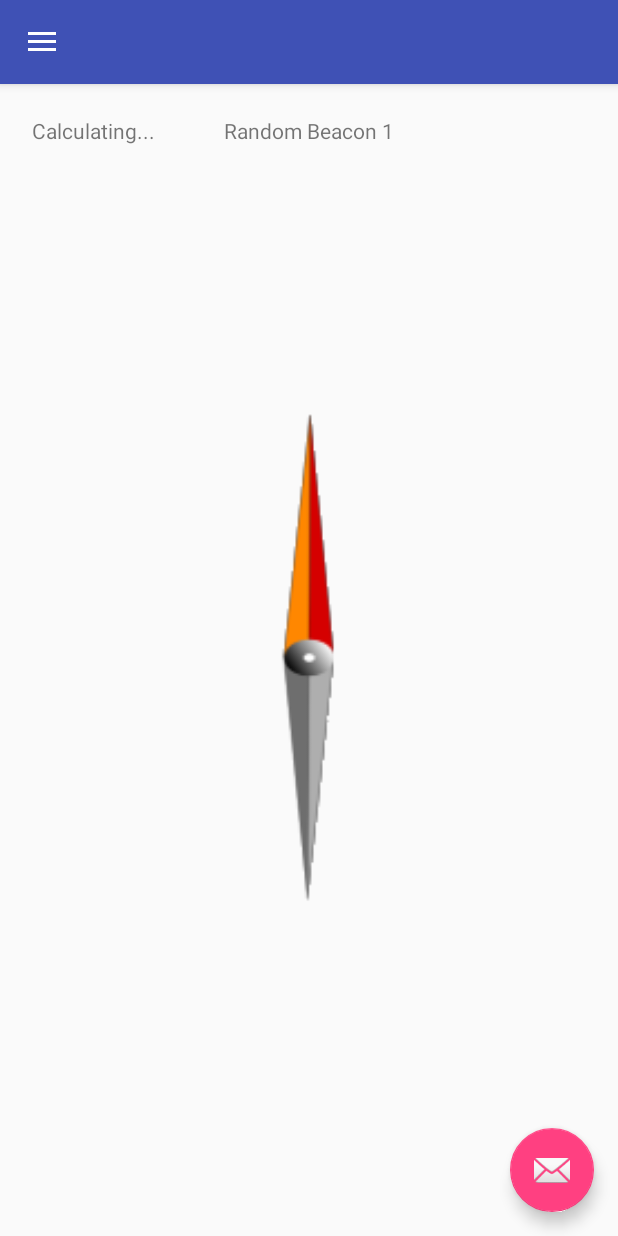
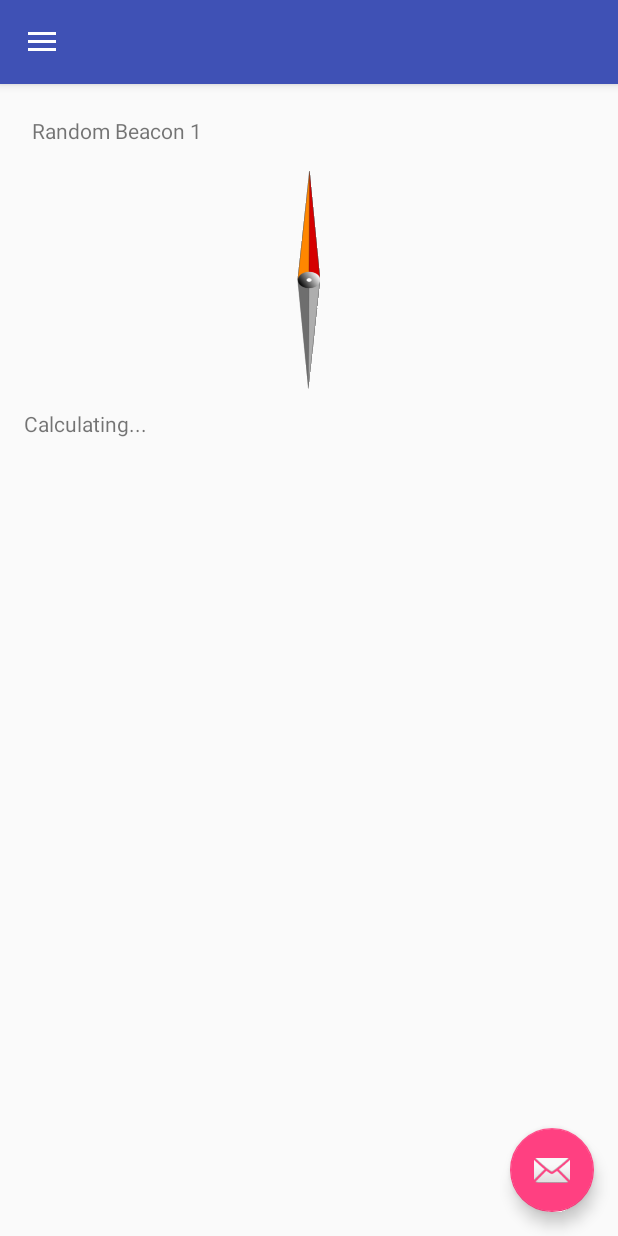
Before and after one commit to james-eng/Beckon, an Android app: the screen it shows after launch (MainActivity), on a phone screen of 412 x 824 dp. Run offline under Robolectric (Android 15) with nearby library versions, the phone set to English and light mode, and no system bars.

Commit message:
Working version using broken calculation of Azimuth

```diff
--- a/app/src/main/AndroidManifest.xml
+++ b/app/src/main/AndroidManifest.xml
@@ -3,6 +3,9 @@
           xmlns:android="http://schemas.android.com/apk/res/android">
 
     <uses-permission android:name="android.permission.ACCESS_FINE_LOCATION" />
+    <uses-permission android:name="android.permission.ACCESS_COARSE_LOCATION" />
+    <uses-permission android:name="android.permission.INTERNET" />
+    <uses-permission android:name="android.permission.ACCESS_LOCATION_EXTRA_COMMANDS" />
 
     <application
         android:allowBackup="true"
--- a/app/src/main/java/org/orangeresearch/beckon/CompassFragment.java
+++ b/app/src/main/java/org/orangeresearch/beckon/CompassFragment.java
@@ -1,6 +1,13 @@
 package org.orangeresearch.beckon;
 
+import android.Manifest;
 import android.content.Context;
+import android.content.pm.PackageManager;
+import android.graphics.Bitmap;
+import android.graphics.BitmapFactory;
+import android.graphics.Matrix;
+import android.graphics.drawable.BitmapDrawable;
+import android.hardware.GeomagneticField;
 import android.hardware.Sensor;
 import android.hardware.SensorEvent;
 import android.hardware.SensorEventListener;
@@ -10,7 +17,11 @@ import android.location.LocationListener;
 import android.location.LocationManager;
 import android.net.Uri;
 import android.os.Bundle;
+import android.support.v4.app.ActivityCompat;
 import android.support.v4.app.Fragment;
+import android.support.v4.content.ContextCompat;
+import android.util.DisplayMetrics;
+import android.util.Log;
 import android.view.LayoutInflater;
 import android.view.View;
 import android.view.ViewGroup;
@@ -28,7 +39,7 @@ import android.widget.TextView;
  * Use the {@link CompassFragment#newInstance} factory method to
  * create an instance of this fragment.
  */
-public class CompassFragment extends Fragment implements SensorEventListener, LocationListener {
+public class CompassFragment extends Fragment implements  LocationListener, SensorEventListener {
     // TODO: Rename parameter arguments, choose names that match
     // the fragment initialization parameters, e.g. ARG_ITEM_NUMBER
     private static final String ARG_PARAM1 = "param1";
@@ -36,6 +47,7 @@ public class CompassFragment extends Fragment implements SensorEventListener, Lo
 
 
     // JAMES Added Member Variables
+    private static final String TAG = "COMPASS FRAGMENT";
     private Beckon mBeckon;
     private TextView mTitleField;
     private TextView mBearing;
@@ -45,8 +57,12 @@ public class CompassFragment extends Fragment implements SensorEventListener, Lo
     private Context mContext;
     private LocationManager mLocationManager;
     private float mCurrentDegree;
+    private Double mCurLat;
+    private Double mCurLon;
+    private Location mCurDest;
+    private Location mCurLoc;
 
-
+    final private int REQUEST_CODE_ASK_PERMISSIONS = 123;
 
 
     // TODO: Rename and change types of parameters
@@ -90,7 +106,22 @@ public class CompassFragment extends Fragment implements SensorEventListener, Lo
         super.onCreate(savedInstanceState);
         mBeckon = new Beckon();
         mSensorManager = (SensorManager)getActivity().getSystemService(Context.SENSOR_SERVICE);
-        mOrientation = mSensorManager.getDefaultSensor(Sensor.TYPE_ORIENTATION);
+        mOrientation = mSensorManager.getDefaultSensor(Sensor.TYPE_MAGNETIC_FIELD);
+
+        mCurDest = new Location("PROVIDED");
+        mCurLoc = new Location("GPS");
+        mCurDest.setLatitude(Double.parseDouble(mBeckon.getLat()));
+        mCurDest.setLongitude(Double.parseDouble(mBeckon.getLon()));
+
+        int hasGpsPermission = ContextCompat.checkSelfPermission(this.getActivity(),
+                Manifest.permission.ACCESS_FINE_LOCATION);
+
+        if ( hasGpsPermission != PackageManager.PERMISSION_GRANTED){
+            ActivityCompat.requestPermissions(this.getActivity(),
+                    new String[]{Manifest.permission.ACCESS_FINE_LOCATION},
+                    REQUEST_CODE_ASK_PERMISSIONS);
+        }
+
         mLocationManager = (LocationManager)getActivity().getSystemService(Context.LOCATION_SERVICE);
 
         if ( mLocationManager.isProviderEnabled(LocationManager.GPS_PROVIDER)){
@@ -169,6 +200,7 @@ public class CompassFragment extends Fragment implements SensorEventListener, Lo
         void onFragmentInteraction(Uri uri);
     }
 
+
     @Override
     public void onAccuracyChanged(Sensor sensor, int accuracy){
         // PURPOSELY BLANK
@@ -176,7 +208,51 @@ public class CompassFragment extends Fragment implements SensorEventListener, Lo
 
     @Override
     public void onSensorChanged(SensorEvent event){
-        float degree = Math.round(event.values[0]);
+
+
+
+        float azimuth = event.values[0];
+        float baseAzimuth = azimuth;
+
+        GeomagneticField geoField = new GeomagneticField( Double
+                .valueOf( mCurDest.getLatitude() ).floatValue(), Double
+                .valueOf( mCurDest.getLongitude() ).floatValue(),
+                Double.valueOf( mCurDest.getAltitude() ).floatValue(),
+                System.currentTimeMillis() );
+
+        azimuth -= geoField.getDeclination();
+
+
+        //This is where we choose to point it
+        float bearTo = mCurLoc.bearingTo(mCurDest);
+        if ( bearTo < 0 ){
+            bearTo = bearTo + 360;
+        }
+
+
+        float direction = bearTo - azimuth;
+
+        if ( direction < 0){
+            direction += 360;
+        }
+
+
+        RotateAnimation ra = new RotateAnimation(mCurrentDegree, direction,
+                Animation.RELATIVE_TO_SELF, 0.5f,
+                Animation.RELATIVE_TO_SELF,
+                0.5f);
+        ra.setDuration(210);
+        ra.setFillAfter(true);
+        mCompassImage.startAnimation(ra);
+
+
+        Log.d(TAG, "Direction: "+String.valueOf(direction)+" Azimuth: "+String.valueOf(azimuth));
+        String setText = "Direction: "+String.valueOf(direction)+" Azimuth: "+String.valueOf(azimuth);
+        mBearing.setText(setText);
+
+
+        //mCurrentDegree = direction;
+        /*
         RotateAnimation ra = new RotateAnimation(
                 mCurrentDegree,
                 -degree,
@@ -190,6 +266,9 @@ public class CompassFragment extends Fragment implements SensorEventListener, Lo
 
         mCompassImage.startAnimation(ra);
         mCurrentDegree = -degree;
+
+        R.id.imageViewCompass
+        */
 
     }
 
@@ -208,13 +287,13 @@ public class CompassFragment extends Fragment implements SensorEventListener, Lo
         this.unregisterSensorListener();
     }
 
+
     @Override
     public void onLocationChanged(Location location){
 
-        Double curLat = location.getLatitude();
-        Double curLon = location.getLongitude();
-        String curLoc = curLat.toString() + " " + curLon.toString();
-        mBearing.setText(curLoc);
+        mCurLoc.setLongitude(location.getLongitude());
+        mCurLoc.setLatitude(location.getLatitude());
+
     }
 
     @Override
--- a/app/src/main/res/layout/fragment_compass.xml
+++ b/app/src/main/res/layout/fragment_compass.xml
@@ -1,35 +1,35 @@
-<FrameLayout xmlns:android="http://schemas.android.com/apk/res/android"
-              xmlns:tools="http://schemas.android.com/tools"
-              android:layout_width="match_parent"
-              android:layout_height="match_parent"
-              tools:context="org.orangeresearch.beckon.CompassFragment"
-              android:orientation="vertical">
+<LinearLayout xmlns:android="http://schemas.android.com/apk/res/android"
+    xmlns:tools="http://schemas.android.com/tools"
+    android:layout_width="match_parent"
+    android:layout_height="match_parent"
+    tools:context="org.orangeresearch.beckon.CompassFragment"
+    android:orientation="vertical">
 
     <!-- TODO: Update blank fragment layout -->
     <TextView
         android:id="@+id/beacon_title"
-        android:layout_width="match_parent"
-        android:layout_height="match_parent"
+        android:layout_width="wrap_content"
+        android:layout_height="wrap_content"
         android:textAlignment="center"
-        android:layout_gravity="top"
         android:layout_margin="5dp"
-        android:text="Beacon Title"/>
+        android:text="@string/beacon_title"/>
+
+
+
+    <ImageView
+        android:id="@+id/imageViewCompass"
+        android:layout_width="wrap_content"
+        android:layout_height="wrap_content"
+        android:layout_gravity="center"
+        android:src="@drawable/img_compass"
+        android:visibility="visible"
+        android:contentDescription="@string/arrow_pointer"/>
 
     <TextView
         android:id="@+id/beacon_bearing"
         android:layout_width="wrap_content"
         android:layout_height="wrap_content"
         android:textAlignment="center"
-        android:layout_margin="5dp"
-        android:text="Bearing"
-        android:gravity="bottom|center_horizontal"/>
+        android:text="@string/bearing"/>
 
-    <ImageView
-        android:id="@+id/imageViewCompass"
-        android:layout_width="match_parent"
-        android:layout_height="match_parent"
-        android:layout_gravity="center"
-        android:src="@drawable/img_compass"
-        android:visibility="visible"/>
-
-</FrameLayout>
+</LinearLayout>
--- a/app/src/main/res/values/strings.xml
+++ b/app/src/main/res/values/strings.xml
@@ -8,4 +8,7 @@
 
     <!-- TODO: Remove or change this placeholder text -->
     <string name="hello_blank_fragment">Hello blank fragment</string>
+    <string name="arrow_pointer">Arrow</string>
+    <string name="beacon_title">Beacon Title</string>
+    <string name="bearing">Bearing</string>
 </resources>
```
